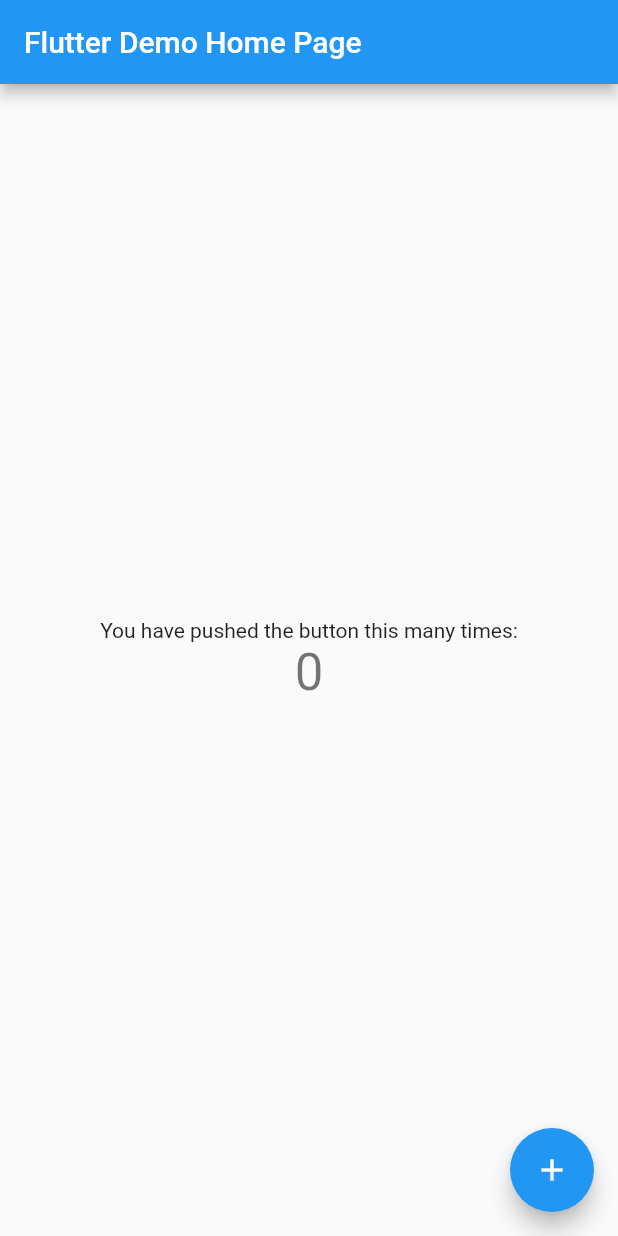
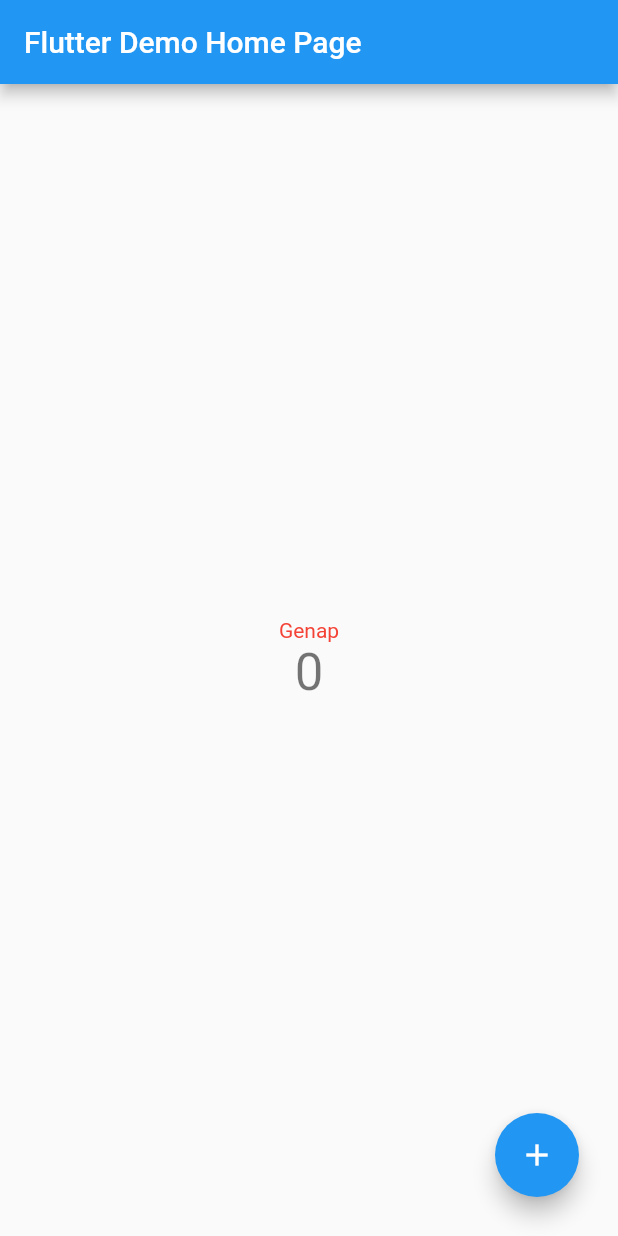
Before and after one commit to Trunsta/pbp-flutter-lab, a Flutter app: the screen it shows after launch, on a phone screen of 412 x 824 dp. Run offline on Flutter 3.47's test engine with Material 2 defaults, Android fonts, the phone set to English and light mode, and no system bars.

Commit message:
Done Tugas 7

```diff
--- a/counter_7/lib/main.dart
+++ b/counter_7/lib/main.dart
@@ -61,6 +61,14 @@ class _MyHomePageState extends State<MyHomePage> {
     });
   }
 
+  void _decrementCounter() {
+    setState(() {
+      if (_counter > 0) {
+        _counter--;
+      }
+    });
+  }
+
   @override
   Widget build(BuildContext context) {
     // This method is rerun every time setState is called, for instance as done
@@ -95,9 +103,21 @@ class _MyHomePageState extends State<MyHomePage> {
           // horizontal).
           mainAxisAlignment: MainAxisAlignment.center,
           children: <Widget>[
-            const Text(
-              'You have pushed the button this many times:',
-            ),
+            if (_counter % 2 == 0) ...[
+              const Text(
+                "Genap",
+                style: TextStyle(
+                  color: Colors.red,
+                ),
+              )
+            ] else ...[
+              const Text(
+                "Ganjil",
+                style: TextStyle(
+                  color: Colors.blue,
+                ),
+              ),
+            ],
             Text(
               '$_counter',
               style: Theme.of(context).textTheme.headline4,
@@ -105,10 +125,28 @@ class _MyHomePageState extends State<MyHomePage> {
           ],
         ),
       ),
-      floatingActionButton: FloatingActionButton(
-        onPressed: _incrementCounter,
-        tooltip: 'Increment',
-        child: const Icon(Icons.add),
+
+      floatingActionButton: Stack(
+        children: <Widget>[
+          Positioned(
+              bottom: 10,
+              right: 10,
+              child: FloatingActionButton(
+                onPressed: _incrementCounter,
+                tooltip: 'Increment',
+                child: const Icon(Icons.add),
+              )),
+          if (_counter > 0) ...[
+            Positioned(
+                bottom: 10,
+                left: 40,
+                child: FloatingActionButton(
+                  onPressed: _decrementCounter,
+                  tooltip: 'Decrement',
+                  child: const Icon(Icons.remove),
+                )),
+          ]
+        ],
       ), // This trailing comma makes auto-formatting nicer for build methods.
     );
   }
```
Also changed, not shown: 1 other file.
